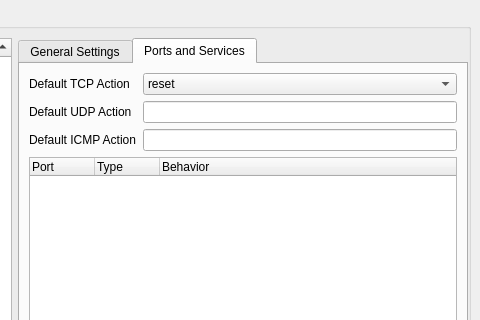
This is NovaGUI/UI/novaconfig.ui in altf4/Nova as Qt 5 draws it before an edit; both pictures show x 271 to 751 and y 0 to 320 of the 751 by 430 pixel window. The edited form follows.
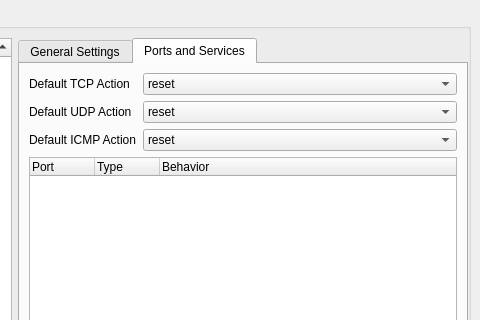
This is the edited form.

Commit message: Qt: Changed UDP and ICMP action text boxes to combo boxes

The edit to the form file:
```diff
--- a/NovaGUI/UI/novaconfig.ui
+++ b/NovaGUI/UI/novaconfig.ui
@@ -1815,9 +1815,6 @@
                      </property>
                     </widget>
                    </item>
-                   <item row="1" column="1">
-                    <widget class="QLineEdit" name="udpActionEdit"/>
-                   </item>
                    <item row="2" column="0">
                     <widget class="QLabel" name="icmpActionLabel">
                      <property name="text">
@@ -1825,9 +1822,6 @@
                      </property>
                     </widget>
                    </item>
-                   <item row="2" column="1">
-                    <widget class="QLineEdit" name="icmpActionEdit"/>
-                   </item>
                    <item row="3" column="0" colspan="2">
                     <widget class="QTreeWidget" name="portTreeWidget">
                      <attribute name="headerDefaultSectionSize">
@@ -1881,6 +1875,44 @@
                      </item>
                     </widget>
                    </item>
+                   <item row="1" column="1">
+                    <widget class="QComboBox" name="udpActionComboBox">
+                     <item>
+                      <property name="text">
+                       <string>reset</string>
+                      </property>
+                     </item>
+                     <item>
+                      <property name="text">
+                       <string>open</string>
+                      </property>
+                     </item>
+                     <item>
+                      <property name="text">
+                       <string>block</string>
+                      </property>
+                     </item>
+                    </widget>
+                   </item>
+                   <item row="2" column="1">
+                    <widget class="QComboBox" name="icmpActionComboBox">
+                     <item>
+                      <property name="text">
+                       <string>reset</string>
+                      </property>
+                     </item>
+                     <item>
+                      <property name="text">
+                       <string>open</string>
+                      </property>
+                     </item>
+                     <item>
+                      <property name="text">
+                       <string>block</string>
+                      </property>
+                     </item>
+                    </widget>
+                   </item>
                   </layout>
                  </item>
                 </layout>
```
The commit also changes 1 other file.
